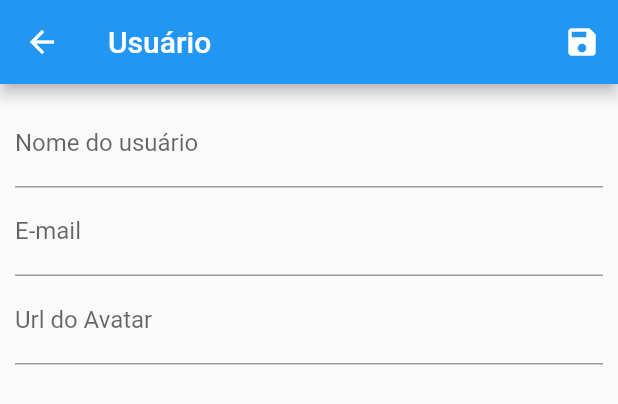
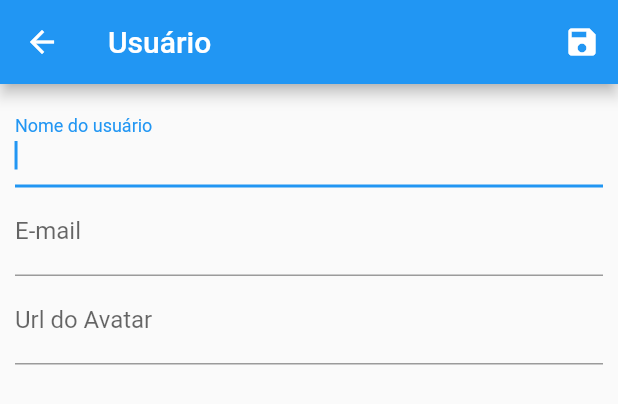
Before and after one commit to wrgoncalves2008/flutter_crud, a Flutter app: the UsuarioTile widget shown alone on an empty page, opened directly with empty values, after a tap on the "edit" icon, on a phone screen of 412 x 824 dp. Shown: the top 404 px of the screen. Run offline on Flutter 3.47's test engine with Material 2 defaults, Android fonts, the phone set to English and light mode, and no system bars.

Commit message:
Adiciona cadastro/alteracao/remocao de usuarios

```diff
--- a/lib/componentes/UsuarioTile.dart
+++ /dev/null
@@ -1,54 +0,0 @@
-import 'package:flutter/material.dart';
-import 'package:flutter_crud/model/usuario.dart';
-import 'package:flutter_crud/routes/AppRoutes.dart';
-
-class UsuarioTile extends StatelessWidget {
-  final Usuario usuario;
-
-  const UsuarioTile({
-    Key? key,
-    required this.usuario,
-  }) : super(key: key);
-
-  Widget getAvatar(String? avatarUrl) {
-    if (avatarUrl == null || avatarUrl.isEmpty) {
-      return const CircleAvatar(
-        child: Icon(Icons.person),
-      );
-    } else {
-      return CircleAvatar(
-        backgroundImage: NetworkImage(avatarUrl),
-      );
-    }
-  }
-
-  @override
-  Widget build(BuildContext context) {
-    return ListTile(
-      leading: getAvatar(usuario.avatarUrl),
-      title: Text(usuario.nome!),
-      subtitle: Text(usuario.email!),
-      trailing: Container(
-        width: 90,
-        child: Row(
-          mainAxisAlignment: MainAxisAlignment.spaceBetween,
-          children: [
-            IconButton(
-              onPressed: () {
-                Navigator.of(context)
-                    .pushNamed(AppRoutes.usuario, arguments: usuario);
-              },
-              color: Colors.yellow,
-              icon: const Icon(Icons.edit),
-            ),
-            IconButton(
-              onPressed: () {},
-              color: Colors.red,
-              icon: const Icon(Icons.delete),
-            )
-          ],
-        ),
-      ),
-    );
-  }
-}
--- /dev/null
+++ b/lib/componentes/usuario_tile.dart
@@ -0,0 +1,81 @@
+import 'package:flutter/material.dart';
+import 'package:flutter_crud/controllers/controller_usuarios.dart';
+import 'package:flutter_crud/model/usuario.dart';
+import 'package:flutter_crud/routes/app_routes.dart';
+import 'package:provider/provider.dart';
+
+class UsuarioTile extends StatelessWidget {
+  final Usuario usuario;
+
+  const UsuarioTile({
+    Key? key,
+    required this.usuario,
+  }) : super(key: key);
+
+  Widget getAvatar(String? avatarUrl) {
+    if (avatarUrl == null || avatarUrl.isEmpty) {
+      return const CircleAvatar(
+        child: Icon(Icons.person),
+      );
+    } else {
+      return CircleAvatar(
+        backgroundImage: NetworkImage(avatarUrl),
+      );
+    }
+  }
+
+  @override
+  Widget build(BuildContext context) {
+    return ListTile(
+      leading: getAvatar(usuario.avatarUrl),
+      title: Text(usuario.nome),
+      subtitle: Text(usuario.email),
+      trailing: SizedBox(
+        width: 90,
+        child: Row(
+          mainAxisAlignment: MainAxisAlignment.spaceBetween,
+          children: [
+            IconButton(
+              onPressed: () {
+                Navigator.of(context)
+                    .pushNamed(AppRoutes.usuario, arguments: usuario);
+              },
+              color: Colors.yellow,
+              icon: const Icon(Icons.edit),
+            ),
+            IconButton(
+              onPressed: () {
+                showDialog(
+                    context: context,
+                    builder: (context) {
+                      return AlertDialog(
+                          title: const Text('Exclusão'),
+                          content: Text(
+                              'Confirmar a exclusão do usuário ${usuario.nome}?'),
+                          actions: [
+                            ElevatedButton(
+                                onPressed: () {
+                                  Navigator.of(context).pop();
+                                },
+                                child: const Text('Não')),
+                            ElevatedButton(
+                                onPressed: () {
+                                  Provider.of<ControllerUsuarios>(context,
+                                          listen: false)
+                                      .remove(usuario);
+
+                                  Navigator.of(context).pop();
+                                },
+                                child: const Text('Sim'))
+                          ]);
+                    });
+              },
+              color: Colors.red,
+              icon: const Icon(Icons.delete),
+            )
+          ],
+        ),
+      ),
+    );
+  }
+}
--- a/lib/controllers/ControllerUsuarios.dart
+++ b/lib/controllers/controller_usuarios.dart
@@ -1,11 +1,11 @@
 import 'dart:math';
 
 import 'package:flutter/material.dart';
-import 'package:flutter_crud/data/fake_usuario.dart';
+
 import 'package:flutter_crud/model/usuario.dart';
 
 class ControllerUsuarios with ChangeNotifier {
-  final Map<String, Usuario> _usuarios = {...fakeUsuarios};
+  final Map<String, Usuario> _usuarios = {}; // = {...fakeUsuarios};
 
   List<Usuario> get all {
     return [..._usuarios.values];
--- a/lib/main.dart
+++ b/lib/main.dart
@@ -1,6 +1,6 @@
 import 'package:flutter/material.dart';
-import 'package:flutter_crud/controllers/ControllerUsuarios.dart';
-import 'package:flutter_crud/routes/AppRoutes.dart';
+import 'package:flutter_crud/controllers/controller_usuarios.dart';
+import 'package:flutter_crud/routes/app_routes.dart';
 import 'package:flutter_crud/views/view_lista_usuarios.dart';
 import 'package:flutter_crud/views/view_usuario.dart';
 import 'package:provider/provider.dart';
@@ -25,7 +25,7 @@ class MyApp extends StatelessWidget {
         ),
         routes: {
           AppRoutes.home: (context) => const ViewListaUsuarios(),
-          AppRoutes.usuario: (context) => ViewCadastroUsuario()
+          AppRoutes.usuario: (context) => const ViewCadastroUsuario()
         },
       ),
     );
--- a/lib/model/usuario.dart
+++ b/lib/model/usuario.dart
@@ -1,8 +1,12 @@
 class Usuario {
   late String? id;
-  late String? nome;
-  late String? email;
-  late String? avatarUrl;
+  late String nome;
+  late String email;
+  late String avatarUrl;
 
-  Usuario({this.id, this.nome, this.email, this.avatarUrl});
+  Usuario(
+      {this.id,
+      required this.nome,
+      required this.email,
+      required this.avatarUrl});
 }
--- a/lib/views/view_usuario.dart
+++ b/lib/views/view_usuario.dart
@@ -1,30 +1,66 @@
 import 'package:flutter/material.dart';
-import 'package:flutter_crud/controllers/ControllerUsuarios.dart';
+import 'package:flutter_crud/controllers/controller_usuarios.dart';
 import 'package:flutter_crud/model/usuario.dart';
 import 'package:provider/provider.dart';
 
-class ViewCadastroUsuario extends StatelessWidget {
-  ViewCadastroUsuario({Key? key}) : super(key: key);
+class ViewCadastroUsuario extends StatefulWidget {
+  const ViewCadastroUsuario({Key? key}) : super(key: key);
 
-  late Usuario _usuario;
+  @override
+  State<ViewCadastroUsuario> createState() => _ViewCadastroUsuarioState();
+}
 
-  void _loadUsuario(Usuario? user) {
-    if (user == null) {
-      _usuario = Usuario();
-    } else {
-      _usuario = user;
+class _ViewCadastroUsuarioState extends State<ViewCadastroUsuario> {
+  late Usuario? _usuario;
+
+  late TextEditingController txtNome;
+  late TextEditingController txtEmail;
+  late TextEditingController txtAvatar;
+
+  late FocusNode txtFocusNome;
+  late FocusNode txtFocusEmail;
+  late FocusNode txtFocusAvatar;
+
+  @override
+  void initState() {
+    super.initState();
+
+    txtFocusNome = FocusNode();
+    txtFocusEmail = FocusNode();
+    txtFocusAvatar = FocusNode();
   }
+
+  @override
+  void didChangeDependencies() {
+    super.didChangeDependencies();
+
+    print('ondid');
+
+    _usuario = ModalRoute.of(context)?.settings.arguments as Usuario?;
+    _usuario ??= Usuario(id: '', nome: '', email: '', avatarUrl: '');
+
+    txtNome = TextEditingController(text: _usuario?.nome);
+    txtEmail = TextEditingController(text: _usuario?.email);
+    txtAvatar = TextEditingController(text: _usuario?.avatarUrl);
+  }
+
+  @override
+  void dispose() {
+    txtNome.dispose();
+    txtEmail.dispose();
+    txtAvatar.dispose();
+
+    txtFocusAvatar.dispose();
+    txtFocusEmail.dispose();
+    txtFocusNome.dispose();
+
+    super.dispose();
   }
 
   @override
   Widget build(BuildContext context) {
     final _form = GlobalKey<FormState>();
-    TextEditingController txtNome = TextEditingController();
-    TextEditingController txtEmail = TextEditingController();
-    TextEditingController txtAvatar = TextEditingController();
     final controller = Provider.of<ControllerUsuarios>(context, listen: false);
-
-    _loadUsuario(ModalRoute.of(context)?.settings.arguments as Usuario);
 
     return Scaffold(
       appBar: AppBar(
@@ -32,14 +68,20 @@ class ViewCadastroUsuario extends StatelessWidget {
         actions: [
           IconButton(
             onPressed: () {
-              final bool isValid = _form.currentState?.validate() ?? false;
+              final isValid = _form.currentState?.validate();
 
-              if (isValid) {
+              if (isValid != null && isValid != false) {
+                _form.currentState?.save();
+
+                if (_usuario!.id!.isEmpty) {
                   controller.add(Usuario(
                       id: '',
-                    nome: txtNome.text,
-                    email: txtEmail.text,
-                    avatarUrl: txtAvatar.text));
+                      nome: _usuario!.nome,
+                      email: _usuario!.email,
+                      avatarUrl: _usuario!.avatarUrl));
+                } else {
+                  controller.update(_usuario!);
+                }
 
                 Navigator.of(context).pop();
               }
@@ -55,8 +97,10 @@ class ViewCadastroUsuario extends StatelessWidget {
           child: Column(
             children: [
               TextFormField(
-                initialValue: _usuario.nome,
-                decoration: const InputDecoration(labelText: 'Nome do usuário'),
+                  autofocus: true,
+                  focusNode: txtFocusNome,
+                  decoration:
+                      const InputDecoration(labelText: 'Nome do usuário'),
                   controller: txtNome,
                   validator: (value) {
                     if (value?.isEmpty ?? true) {
@@ -65,10 +109,15 @@ class ViewCadastroUsuario extends StatelessWidget {
                       return null;
                     }
                   },
-              ),
+                  onSaved: (value) {
+                    _usuario!.nome = value ?? '';
+                  },
+                  onFieldSubmitted: (_) {
+                    FocusScope.of(context).requestFocus(txtFocusEmail);
+                  }),
               TextFormField(
-                initialValue: _usuario.email,
                   decoration: const InputDecoration(labelText: 'E-mail'),
+                  focusNode: txtFocusEmail,
                   controller: txtEmail,
                   validator: (value) {
                     if (value?.isEmpty ?? true) {
@@ -77,12 +126,22 @@ class ViewCadastroUsuario extends StatelessWidget {
                       return null;
                     }
                   },
-              ),
+                  onSaved: (value) {
+                    _usuario!.email = value ?? '';
+                  },
+                  onFieldSubmitted: (_) {
+                    FocusScope.of(context).requestFocus(txtFocusAvatar);
+                  }),
               TextFormField(
-                initialValue: _usuario.avatarUrl,
                   decoration: const InputDecoration(labelText: 'Url do Avatar'),
+                  focusNode: txtFocusAvatar,
                   controller: txtAvatar,
-              )
+                  onSaved: (value) {
+                    _usuario!.avatarUrl = value ?? '';
+                  },
+                  onFieldSubmitted: (_) {
+                    FocusScope.of(context).requestFocus(txtFocusNome);
+                  })
             ],
           ),
         ),
```
Also changed, not shown: lib/views/view_lista_usuarios.dart (+3 -4 lines), lib/routes/app_routes.dart (renamed from lib/routes/AppRoutes.dart). Lines whose indentation alone changed are shown as unchanged.
